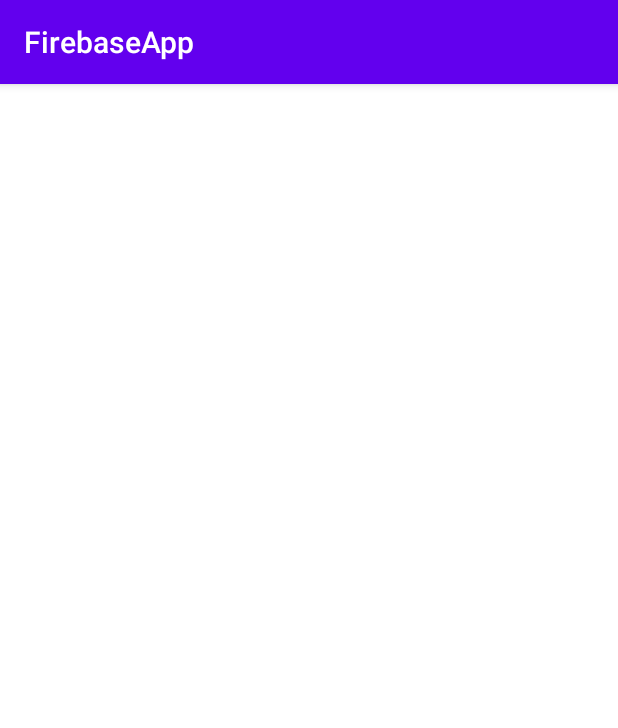
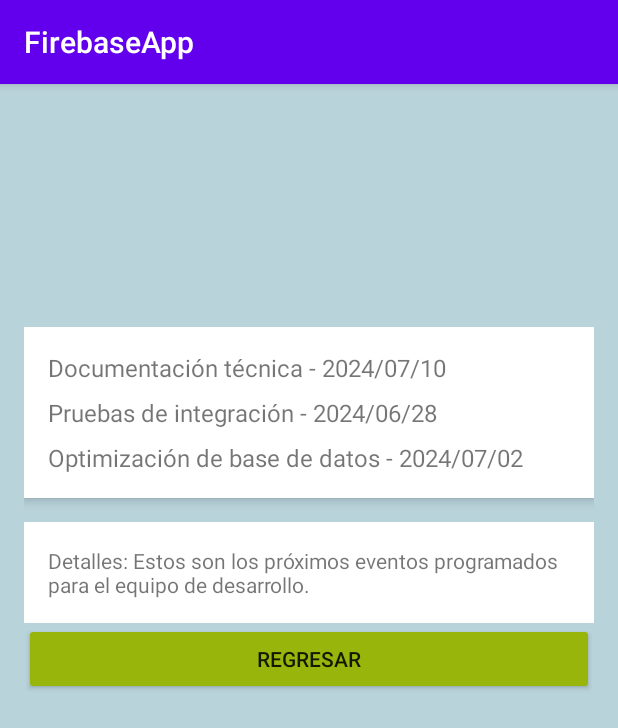
Before and after one commit to josan00/gestorEventos-mobil, an Android app built with Jetpack Compose: the ViewEventsActivity screen opened directly, with no data from a screen before it, on a phone screen of 412 x 824 dp. Shown: the top 728 px of the screen. Run offline under Robolectric (Android 15) with nearby library versions, the phone set to English and light mode, and no system bars.

Commit message:
Pantalla para ver actividades mock

```diff
--- a/app/src/main/AndroidManifest.xml
+++ b/app/src/main/AndroidManifest.xml
@@ -12,6 +12,9 @@
         android:supportsRtl="true"
         android:theme="@style/AppTheme"
         tools:targetApi="31">
+        <activity
+            android:name=".Modelo.Event"
+            android:exported="false" />
         <activity
             android:name=".ui.theme.ViewEventsActivity"
             android:exported="false" />
--- a/app/src/main/java/com/example/firebaseapp/ui/theme/ViewEventsActivity.kt
+++ b/app/src/main/java/com/example/firebaseapp/ui/theme/ViewEventsActivity.kt
@@ -1,6 +1,7 @@
 package com.example.firebaseapp.ui.theme
 
 import android.os.Bundle
+import android.widget.Button
 import androidx.activity.enableEdgeToEdge
 import androidx.appcompat.app.AppCompatActivity
 import androidx.core.view.ViewCompat
@@ -9,44 +10,16 @@ import com.example.firebaseapp.R
 
 class ViewEventsActivity : AppCompatActivity() {
 
-    private lateinit var eventsListView: ListView
-    private lateinit var eventAdapter: EventAdapter
-    private val taskRepository = TaskRepository(ApiService.create())
-
     override fun onCreate(savedInstanceState: Bundle?) {
         super.onCreate(savedInstanceState)
         setContentView(R.layout.activity_view_events)
 
-        eventsListView = findViewById(R.id.taskListView)
-        eventAdapter = EventAdapter(this, emptyList())
-        eventsListView.adapter = eventAdapter
+        //Boton regreso
+        val btnBack = findViewById<Button>(R.id.btnBack)
+        btnBack.setOnClickListener {
+            finish()
+        }
 
-        loadEvents()
+
     }
-
-    private fun loadEvents() {
-        CoroutineScope(Dispatchers.IO).launch {
-            try {
-                val events = taskRepository.getTasks()
-                withContext(Dispatchers.Main) {
-                    updateEventsList(events)
-                }
-            } catch (e: Exception) {
-                withContext(Dispatchers.Main) {
-                    Toast.makeText(
-                        this@ViewEventsActivity,
-                        "Error al cargar eventos: ${e.message}",
-                        Toast.LENGTH_SHORT
-                    ).show()
-                }
-            }
-        }
-    }
-
-    private fun updateEventsList(events: List<Task>) {
-        eventAdapter.clear()
-        eventAdapter.addAll(events)
-        eventAdapter.notifyDataSetChanged()
-    }
-
 }
--- a/app/src/main/res/layout/activity_view_events.xml
+++ b/app/src/main/res/layout/activity_view_events.xml
@@ -1,25 +1,74 @@
 <?xml version="1.0" encoding="utf-8"?>
 <RelativeLayout xmlns:android="http://schemas.android.com/apk/res/android"
     android:layout_width="match_parent"
-    android:layout_height="match_parent">
+    android:layout_height="match_parent"
+    android:background="#B9D3DB"
+    android:padding="16dp">
 
-    <!-- ListView para mostrar la lista de eventos -->
-    <ListView
-        android:id="@+id/taskListView"
+    <View
+        android:id="@+id/bannerSpace"
         android:layout_width="match_parent"
-        android:layout_height="match_parent"
-        android:padding="8dp"
-        android:clipToPadding="false"
-        android:scrollbars="vertical"
-        android:background="@android:color/white" />
+        android:layout_height="60dp"
+        android:visibility="invisible"/>
 
-    <!-- Prueba de barra de carga -->
-    <ProgressBar
-        android:id="@+id/progressBar"
-        style="?android:attr/progressBarStyleLarge"
-        android:layout_width="wrap_content"
+    <!-- Contenedor principal  -->
+    <LinearLayout
+        android:layout_width="match_parent"
         android:layout_height="wrap_content"
-        android:layout_centerInParent="true"
-        android:visibility="gone"/>
+        android:layout_below="@id/bannerSpace"
+        android:orientation="vertical"
+        android:layout_marginTop="86dp">
+
+        <!-- Lista de eventos -->
+        <LinearLayout
+            android:layout_width="match_parent"
+            android:layout_height="wrap_content"
+            android:orientation="vertical"
+            android:background="@android:color/white"
+            android:padding="16dp"
+            android:elevation="4dp">
+
+            <TextView
+                android:layout_width="match_parent"
+                android:layout_height="wrap_content"
+                android:text="Documentación técnica - 2024/07/10"
+                android:textSize="16sp"
+                android:paddingBottom="8dp"/>
+
+            <TextView
+                android:layout_width="match_parent"
+                android:layout_height="wrap_content"
+                android:text="Pruebas de integración - 2024/06/28"
+                android:textSize="16sp"
+                android:paddingBottom="8dp"/>
+
+            <TextView
+                android:layout_width="match_parent"
+                android:layout_height="wrap_content"
+                android:text="Optimización de base de datos - 2024/07/02"
+                android:textSize="16sp"/>
+        </LinearLayout>
+
+        <!-- Detalles del evento -->
+        <TextView
+            android:layout_width="match_parent"
+            android:layout_height="wrap_content"
+            android:text="Detalles: Estos son los próximos eventos programados para el equipo de desarrollo."
+            android:textSize="14sp"
+            android:padding="16dp"
+            android:layout_marginTop="16dp"
+            android:background="@android:color/white"/>
+
+        <!-- Botón  regresar -->
+        <Button
+            android:id="@+id/btnBack"
+            android:layout_width="match_parent"
+            android:layout_height="wrap_content"
+            android:layout_alignParentBottom="true"
+            android:layout_marginBottom="16dp"
+            android:text="REGRESAR"
+            android:backgroundTint="#98b50b"
+            android:textAllCaps="true"/>
+    </LinearLayout>
 
 </RelativeLayout>
```
